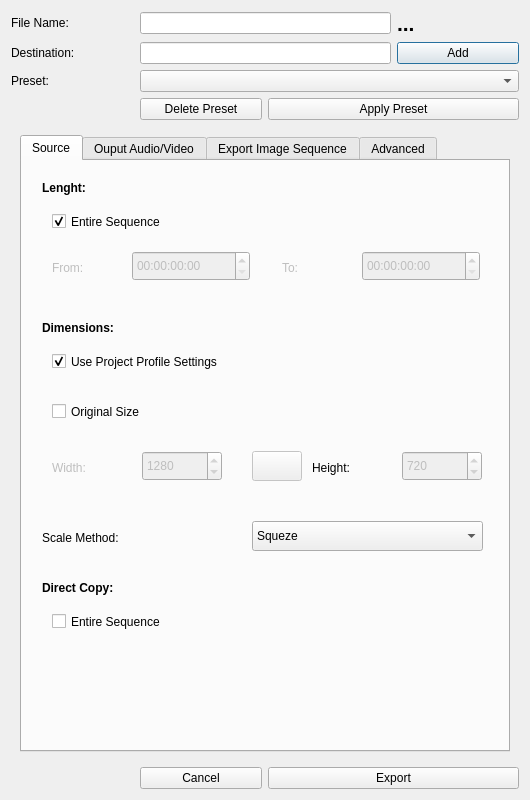
Above: src/windows/ui/export-video.ui from OpenShot/openshot-qt before the change. Below: the same form after it.
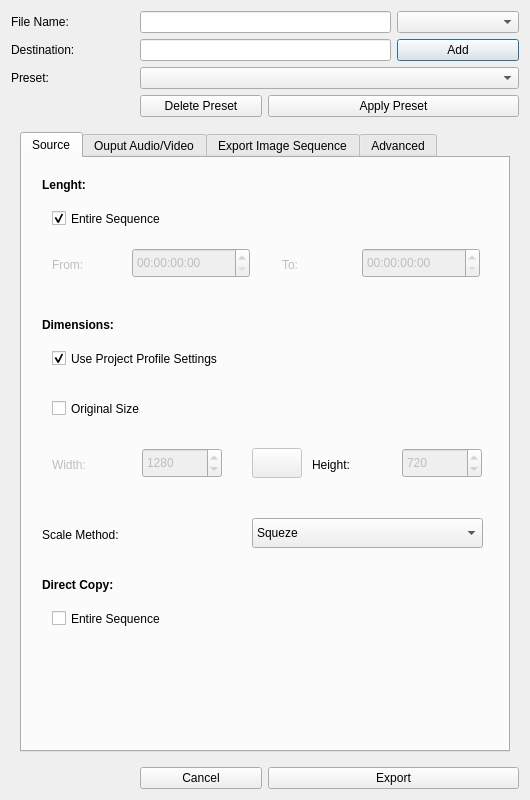
That is the form after the change. Icons and pictures are not drawn.

Commit message: Modified Qlabel extension of export screen in a extension Qcombobox and modified the corresponding code in a list instead of a dictionnary.

Patch:
```diff
--- a/src/windows/ui/export-video.ui
+++ b/src/windows/ui/export-video.ui
@@ -43,13 +43,6 @@
    <item row="0" column="1" colspan="2">
     <widget class="QLineEdit" name="lblfilename"/>
    </item>
-   <item row="0" column="3">
-    <widget class="QLabel" name="lblextension">
-     <property name="text">
-      <string>&lt;html&gt;&lt;head/&gt;&lt;body&gt;&lt;p&gt;&lt;span style=&quot; font-size:16pt; font-weight:600;&quot;&gt;...&lt;/span&gt;&lt;/p&gt;&lt;/body&gt;&lt;/html&gt;</string>
-     </property>
-    </widget>
-   </item>
    <item row="1" column="0">
     <widget class="QLabel" name="label_2">
      <property name="text">
@@ -1083,6 +1076,9 @@
      </property>
     </widget>
    </item>
+   <item row="0" column="3">
+    <widget class="QComboBox" name="cmbextension"/>
+   </item>
   </layout>
  </widget>
  <resources>
```
The commit also changes 1 other file.
